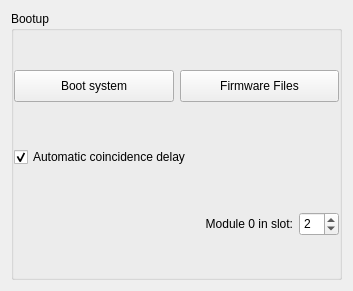
First picture: the form in forms/form_bootup.ui, repository usnistgov/qpx-gamma, before the edit.
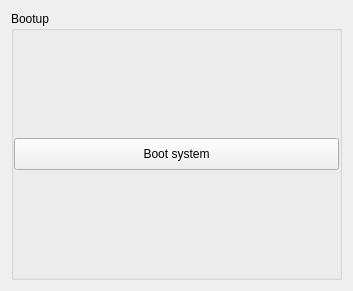
Second picture: the form after the edit. Icons and pictures are not drawn.

```diff
--- a/forms/form_bootup.ui
+++ b/forms/form_bootup.ui
@@ -38,79 +38,6 @@
       <property name="bottomMargin">
        <number>0</number>
       </property>
-      <item row="1" column="0">
-       <widget class="QCheckBox" name="cwCheck">
-        <property name="layoutDirection">
-         <enum>Qt::LeftToRight</enum>
-        </property>
-        <property name="text">
-         <string>Automatic coincidence delay</string>
-        </property>
-        <property name="checked">
-         <bool>true</bool>
-        </property>
-       </widget>
-      </item>
-      <item row="2" column="0">
-       <layout class="QHBoxLayout" name="horizontalLayout">
-        <item>
-         <widget class="QLabel" name="label_26">
-          <property name="sizePolicy">
-           <sizepolicy hsizetype="Preferred" vsizetype="Fixed">
-            <horstretch>0</horstretch>
-            <verstretch>0</verstretch>
-           </sizepolicy>
-          </property>
-          <property name="minimumSize">
-           <size>
-            <width>111</width>
-            <height>24</height>
-           </size>
-          </property>
-          <property name="text">
-           <string>Module 0 in slot:</string>
-          </property>
-          <property name="alignment">
-           <set>Qt::AlignRight|Qt::AlignTrailing|Qt::AlignVCenter</set>
-          </property>
-         </widget>
-        </item>
-        <item>
-         <widget class="QSpinBox" name="moduleSlotBox">
-          <property name="enabled">
-           <bool>true</bool>
-          </property>
-          <property name="sizePolicy">
-           <sizepolicy hsizetype="Minimum" vsizetype="Fixed">
-            <horstretch>0</horstretch>
-            <verstretch>0</verstretch>
-           </sizepolicy>
-          </property>
-          <property name="minimumSize">
-           <size>
-            <width>0</width>
-            <height>24</height>
-           </size>
-          </property>
-          <property name="maximumSize">
-           <size>
-            <width>40</width>
-            <height>16777215</height>
-           </size>
-          </property>
-          <property name="minimum">
-           <number>0</number>
-          </property>
-          <property name="maximum">
-           <number>16</number>
-          </property>
-          <property name="value">
-           <number>2</number>
-          </property>
-         </widget>
-        </item>
-       </layout>
-      </item>
       <item row="0" column="0">
        <layout class="QHBoxLayout" name="horizontalLayout_3">
         <item>
@@ -148,41 +75,6 @@
           </property>
          </widget>
         </item>
-        <item>
-         <widget class="QPushButton" name="pushBootFiles">
-          <property name="sizePolicy">
-           <sizepolicy hsizetype="Minimum" vsizetype="Fixed">
-            <horstretch>0</horstretch>
-            <verstretch>0</verstretch>
-           </sizepolicy>
-          </property>
-          <property name="minimumSize">
-           <size>
-            <width>0</width>
-            <height>24</height>
-           </size>
-          </property>
-          <property name="maximumSize">
-           <size>
-            <width>16777215</width>
-            <height>32</height>
-           </size>
-          </property>
-          <property name="text">
-           <string>Firmware Files</string>
-          </property>
-          <property name="icon">
-           <iconset resource="qpxres.qrc">
-            <normaloff>:/new/icons/oxy/system_search.png</normaloff>:/new/icons/oxy/system_search.png</iconset>
-          </property>
-          <property name="iconSize">
-           <size>
-            <width>18</width>
-            <height>18</height>
-           </size>
-          </property>
-         </widget>
-        </item>
        </layout>
       </item>
      </layout>
```
